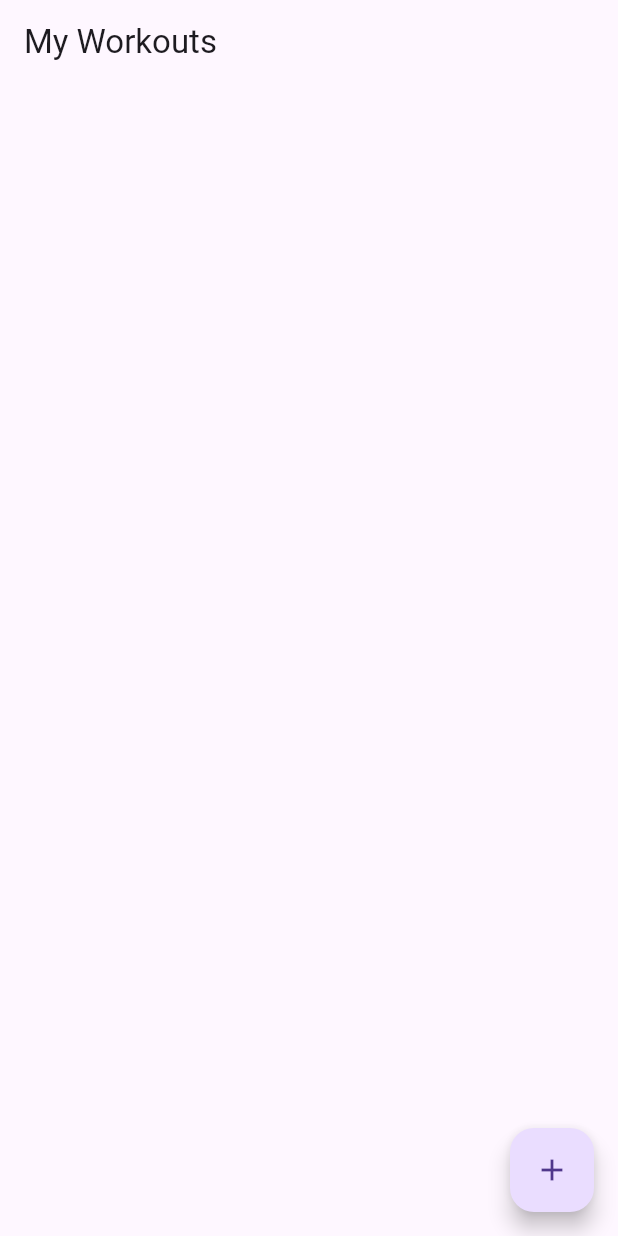
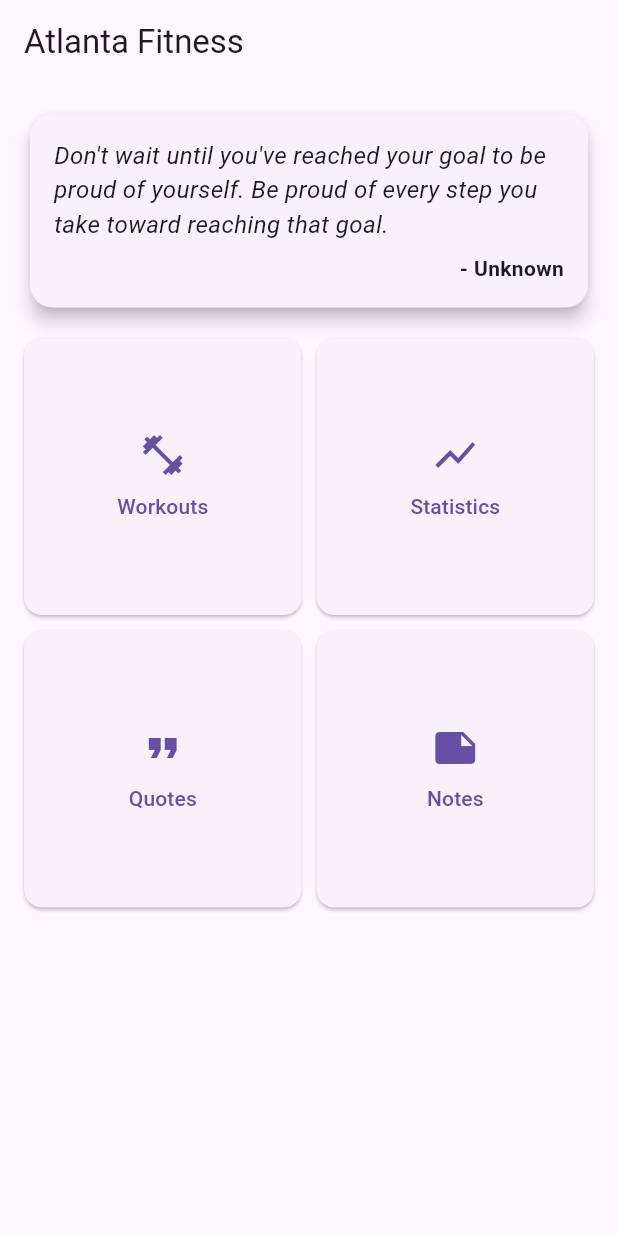
Before and after one commit to BzzzRka/ATLANTA, a Flutter app: the screen it shows after launch, on a phone screen of 412 x 824 dp. Run offline on Flutter 3.47's test engine with Material 3 defaults, Android fonts, the phone set to English and light mode, and no system bars; our stand-ins replace audioplayers, cloud_firestore, firebase_auth, firebase_core, shared_preferences, vibration; accounts and stored records are empty.

Commit message:
basic - добавлен главный экран, разделяющий функционал, теперь выглядит красивее

```diff
--- a/lib/main.dart
+++ b/lib/main.dart
@@ -3,6 +3,7 @@ import 'package:flutter/material.dart';
 import 'WorkoutScreen.dart';
 import 'add_workout_screen.dart';
 import 'edit_workout_screen.dart';
+import 'main_screen.dart';
 import 'models.dart';
 import 'package:firebase_core/firebase_core.dart';
 import 'package:firebase_auth/firebase_auth.dart';
@@ -26,7 +27,7 @@ class MyApp extends StatelessWidget {
       theme: ThemeData(
         primarySwatch: Colors.blue,
       ),
-      home: HomeScreen(),
+      home: MainScreen(),
     );
   }
 }
--- /dev/null
+++ b/lib/main_screen.dart
@@ -0,0 +1,109 @@
+import 'dart:math';
+import 'package:atlanta/stats_screen.dart';
+import 'package:flutter/material.dart';
+import 'main.dart';
+import 'models.dart';
+import 'quotes_screen.dart';
+import 'notes_screen.dart';
+
+class MainScreen extends StatefulWidget {
+  @override
+  _MainScreenState createState() => _MainScreenState();
+}
+
+class _MainScreenState extends State<MainScreen> {
+  String? _randomQuote;
+  String? _randomAuthor;
+
+  @override
+  void initState() {
+    super.initState();
+    _getRandomQuote();
+  }
+
+  void _getRandomQuote() {
+    final random = Random();
+    final quote = QuoteData.quotes[random.nextInt(QuoteData.quotes.length)];
+    setState(() {
+      _randomQuote = quote["text"];
+      _randomAuthor = quote["author"];
+    });
+  }
+
+  @override
+  Widget build(BuildContext context) {
+    return Scaffold(
+      appBar: AppBar(title: Text('Atlanta Fitness')),
+      body: Padding(
+        padding: const EdgeInsets.all(16.0),
+        child: Column(
+          crossAxisAlignment: CrossAxisAlignment.start,
+          children: [
+            Card(
+              shape: RoundedRectangleBorder(
+                borderRadius: BorderRadius.circular(15),
+              ),
+              elevation: 5,
+              child: Padding(
+                padding: const EdgeInsets.all(16.0),
+                child: Column(
+                  crossAxisAlignment: CrossAxisAlignment.start,
+                  children: [
+                    Text(
+                      _randomQuote ?? "",
+                      style: TextStyle(fontStyle: FontStyle.italic, fontSize: 16),
+                    ),
+                    SizedBox(height: 8),
+                    Align(
+                      alignment: Alignment.bottomRight,
+                      child: Text(
+                        '- ${_randomAuthor ?? ""}',
+                        style: TextStyle(fontWeight: FontWeight.bold),
+                      ),
+                    ),
+                  ],
+                ),
+              ),
+            ),
+            SizedBox(height: 16),
+            GridView.count(
+              crossAxisCount: 2,
+              shrinkWrap: true,
+              crossAxisSpacing: 10,
+              mainAxisSpacing: 10,
+              children: [
+                _buildMenuButton('Workouts', Icons.fitness_center, HomeScreen()),
+                _buildMenuButton('Statistics', Icons.show_chart, StatisticsScreen()),
+                _buildMenuButton('Quotes', Icons.format_quote, QuotesScreen()),
+                _buildMenuButton('Notes', Icons.note, NotesScreen()),
+              ],
+            ),
+          ],
+        ),
+      ),
+    );
+  }
+
+  Widget _buildMenuButton(String title, IconData icon, Widget destination) {
+    return ElevatedButton(
+      onPressed: () {
+        Navigator.push(
+          context,
+          MaterialPageRoute(builder: (context) => destination),
+        );
+      },
+      style: ElevatedButton.styleFrom(
+        padding: EdgeInsets.symmetric(vertical: 16),
+        shape: RoundedRectangleBorder(borderRadius: BorderRadius.circular(12)),
+      ),
+      child: Column(
+        mainAxisAlignment: MainAxisAlignment.center,
+        children: [
+          Icon(icon, size: 32),
+          SizedBox(height: 8),
+          Text(title),
+        ],
+      ),
+    );
+  }
+}
--- a/lib/models.dart
+++ b/lib/models.dart
@@ -12,3 +12,77 @@ class Workout {
 
   Workout({required this.title, required this.exercises});
 }
+
+class QuoteData {
+  static final List<Map<String, String>> quotes = [
+    {
+      "text": "Don't wait until you've reached your goal to be proud of yourself. Be proud of every step you take toward reaching that goal.",
+      "author": "Unknown"
+    },
+    {
+      "text": "Success is no accident. It is hard work, perseverance, learning, studying, sacrifice and most of all, love of what you are doing or learning to do.",
+      "author": "Pele"
+    },
+    {
+      "text": "The body achieves what the mind believes.",
+      "author": "Unknown"
+    },
+    {
+      "text": "It does not matter how slowly you go as long as you do not stop.",
+      "author": "Confucius"
+    },
+    {
+      "text": "Don't watch the clock; do what it does. Keep going.",
+      "author": "Sam Levenson"
+    },
+    {
+      "text": "The only way to do great work is to love what you do.",
+      "author": "Steve Jobs"
+    },
+    {
+      "text": "Push yourself because no one else is going to do it for you.",
+      "author": "Unknown"
+    },
+    {
+      "text": "Don't be afraid of failure. This is the way to succeed.",
+      "author": "LeBron James"
+    },
+    {
+      "text": "The pain you feel today is the strength you feel tomorrow.",
+      "author": "Unknown"
+    },
+    {
+      "text": "It’s not about perfect. It’s about effort.",
+      "author": "Jillian Michaels"
+    },
+  ];
+}
+
+class ExerciseData {
+  static final List<Map<String, dynamic>> exercises = [
+    {
+      "name": "Push-ups",
+      "durationInSeconds": 60,
+    },
+    {
+      "name": "Squats",
+      "durationInSeconds": 90,
+    },
+    {
+      "name": "Plank",
+      "durationInSeconds": 120,
+    },
+    {
+      "name": "Lunges",
+      "durationInSeconds": 180,
+    },
+    {
+      "name": "Burpees",
+      "durationInSeconds": 120,
+    },
+    {
+      "name": "Jumping Jacks",
+      "durationInSeconds": 150,
+    },
+  ];
+}
--- /dev/null
+++ b/lib/stats_screen.dart
@@ -0,0 +1,13 @@
+import 'package:flutter/material.dart';
+
+class StatisticsScreen extends StatelessWidget {
+  @override
+  Widget build(BuildContext context) {
+    return Scaffold(
+      appBar: AppBar(title: Text('Statistics')),
+      body: Center(
+        child: Text('Your workout statistics will be displayed here.'),
+      ),
+    );
+  }
+}
```
Also changed, not shown: lib/notes_screen.dart (added, +86 -0 lines), lib/quotes_screen.dart (added, +40 -0 lines).
